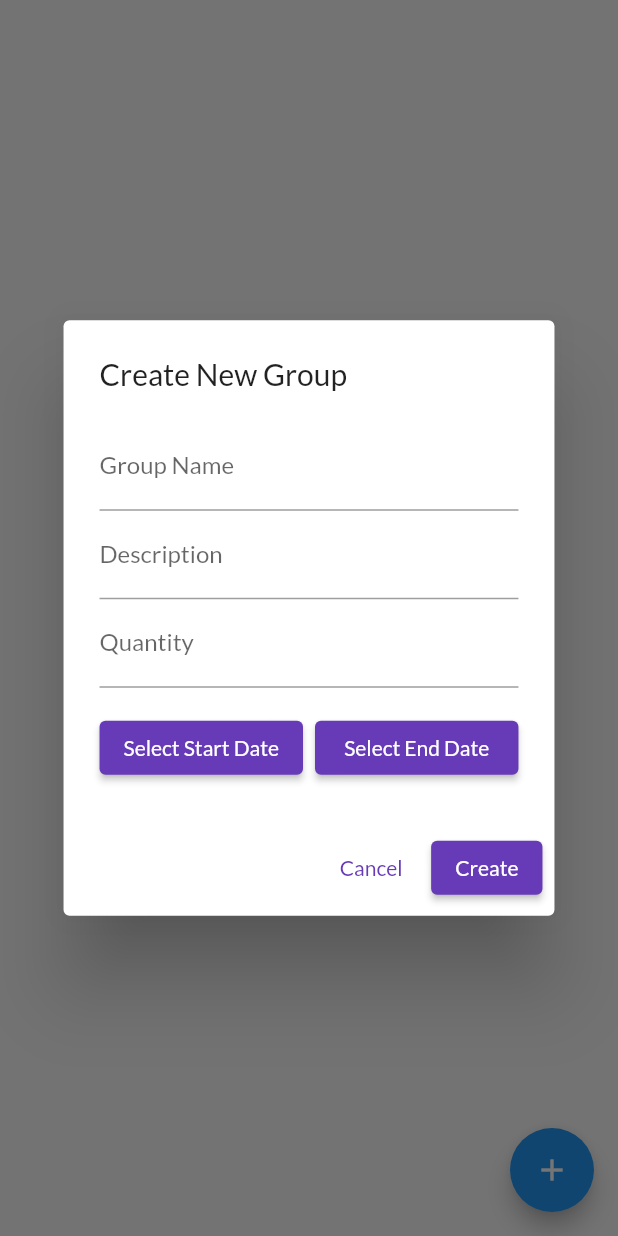
After one commit to vinhnh0715/vouch-tour-mobile, a Flutter app: the GroupPage screen opened directly, after a tap on the "add" icon, on a phone screen of 412 x 824 dp. The commit adds this screen. Run offline on Flutter 3.47's test engine with Material 2 defaults, Android fonts, the phone set to English and light mode, and no system bars; our stand-ins replace cached_network_image, firebase_auth, firebase_core, flutter_riverpod, flutter_svg, gap and 2 more; missing offline and left inert: flutter_facebook_auth; accounts and stored records are empty; network calls fail.

Commit message:
add tour manage, create tour

```diff
--- /dev/null
+++ b/lib/models/group_model.dart
@@ -0,0 +1,42 @@
+class Group {
+  final String? id;
+  final String groupName;
+  final String description;
+  final int quantity;
+  final DateTime endDate;
+  final DateTime startDate;
+  final String? menuId;
+
+  Group({
+    this.id,
+    required this.groupName,
+    required this.description,
+    required this.quantity,
+    required this.endDate,
+    required this.startDate,
+    this.menuId,
+  });
+
+  factory Group.fromJson(Map<String, dynamic> json) {
+    return Group(
+      id: json['id'],
+      groupName: json['groupName'],
+      description: json['description'],
+      quantity: json['quantity'],
+      endDate: DateTime.parse(json['endDate']),
+      startDate: DateTime.parse(json['startDate']),
+      menuId: json['menuId'],
+    );
+  }
+
+  // Serialize Group object to JSON
+  Map<String, dynamic> toJson() {
+    return {
+      'groupName': groupName,
+      'description': description,
+      'quantity': quantity,
+      'endDate': endDate.toIso8601String(),
+      'startDate': startDate.toIso8601String(),
+    };
+  }
+}
--- /dev/null
+++ b/lib/pages/main_pages/components/group_form_dialog.dart
@@ -0,0 +1,146 @@
+import 'package:flutter/material.dart';
+import 'package:intl/intl.dart';
+import 'package:vouch_tour_mobile/models/group_model.dart';
+import 'package:vouch_tour_mobile/services/api_service.dart';
+
+class GroupFormDialog extends StatefulWidget {
+  final Function(Group) onSubmit;
+
+  const GroupFormDialog({Key? key, required this.onSubmit}) : super(key: key);
+
+  @override
+  _GroupFormDialogState createState() => _GroupFormDialogState();
+}
+
+class _GroupFormDialogState extends State<GroupFormDialog> {
+  TextEditingController groupNameController = TextEditingController();
+  TextEditingController descriptionController = TextEditingController();
+  TextEditingController quantityController = TextEditingController();
+  DateTime? startDate;
+  DateTime? endDate;
+
+  Future<void> createGroup() async {
+    final groupName = groupNameController.text;
+    final description = descriptionController.text;
+    final quantity = int.tryParse(quantityController.text) ?? 0;
+
+    if (groupName.isEmpty ||
+        description.isEmpty ||
+        quantity <= 0 ||
+        startDate == null ||
+        endDate == null) {
+      ScaffoldMessenger.of(context).showSnackBar(
+        const SnackBar(content: Text('Please fill in all fields')),
+      );
+      return;
+    }
+
+    final newGroup = Group(
+      groupName: groupName,
+      description: description,
+      quantity: quantity,
+      startDate: startDate!,
+      endDate: endDate!,
+    );
+
+    try {
+      await ApiService.createGroup(newGroup);
+      ScaffoldMessenger.of(context).showSnackBar(
+        const SnackBar(content: Text('Tạo group tour thành công')),
+      );
+      widget.onSubmit(newGroup); // Call the onSubmit callback
+      Navigator.of(context).pop(true); // Pop the dialog and return true
+    } catch (e) {
+      ScaffoldMessenger.of(context).showSnackBar(
+        const SnackBar(content: Text('Tạo thất bại')),
+      );
+    }
+  }
+
+  @override
+  Widget build(BuildContext context) {
+    return AlertDialog(
+      title: const Text('Create New Group'),
+      content: SingleChildScrollView(
+        child: Column(
+          mainAxisSize: MainAxisSize.min,
+          children: [
+            TextField(
+              controller: groupNameController,
+              decoration: const InputDecoration(labelText: 'Group Name'),
+            ),
+            TextField(
+              controller: descriptionController,
+              decoration: const InputDecoration(labelText: 'Description'),
+            ),
+            TextField(
+              controller: quantityController,
+              decoration: const InputDecoration(labelText: 'Quantity'),
+              keyboardType: TextInputType.number,
+            ),
+            const SizedBox(height: 16),
+            Row(
+              children: [
+                Expanded(
+                  child: ElevatedButton(
+                    onPressed: () {
+                      showDatePicker(
+                        context: context,
+                        initialDate: DateTime.now(),
+                        firstDate: DateTime.now(),
+                        lastDate: DateTime(2100),
+                      ).then((selectedDate) {
+                        setState(() {
+                          startDate = selectedDate;
+                        });
+                      });
+                    },
+                    child: Text(
+                      startDate != null
+                          ? 'Start Date: ${DateFormat('dd/MM/yyyy').format(startDate!)}'
+                          : 'Select Start Date',
+                    ),
+                  ),
+                ),
+                const SizedBox(width: 8),
+                Expanded(
+                  child: ElevatedButton(
+                    onPressed: () {
+                      showDatePicker(
+                        context: context,
+                        initialDate: DateTime.now(),
+                        firstDate: DateTime.now(),
+                        lastDate: DateTime(2100),
+                      ).then((selectedDate) {
+                        setState(() {
+                          endDate = selectedDate;
+                        });
+                      });
+                    },
+                    child: Text(
+                      endDate != null
+                          ? 'End Date: ${DateFormat('dd/MM/yyyy').format(endDate!)}'
+                          : 'Select End Date',
+                    ),
+                  ),
+                ),
+              ],
+            ),
+          ],
+        ),
+      ),
+      actions: [
+        TextButton(
+          onPressed: () {
+            Navigator.of(context).pop(false); // Pop the dialog and return false
+          },
+          child: const Text('Cancel'),
+        ),
+        ElevatedButton(
+          onPressed: createGroup, // Call the createGroup method
+          child: const Text('Create'),
+        ),
+      ],
+    );
+  }
+}
--- /dev/null
+++ b/lib/pages/main_pages/group_page.dart
@@ -0,0 +1,176 @@
+import 'package:flutter/material.dart';
+import 'package:intl/intl.dart';
+import 'package:vouch_tour_mobile/models/group_model.dart';
+import 'package:vouch_tour_mobile/services/api_service.dart';
+import 'package:vouch_tour_mobile/pages/main_pages/components/group_form_dialog.dart';
+
+class GroupPage extends StatefulWidget {
+  @override
+  _GroupPageState createState() => _GroupPageState();
+}
+
+class _GroupPageState extends State<GroupPage> {
+  List<Group> groups = [];
+  bool isLoading = true;
+
+  @override
+  void initState() {
+    super.initState();
+    fetchGroups();
+  }
+
+  Future<void> fetchGroups() async {
+    try {
+      final fetchedGroups = await ApiService.fetchGroups();
+      setState(() {
+        groups = fetchedGroups;
+        isLoading = false;
+      });
+    } catch (e) {
+      print('Error fetching groups: $e');
+      setState(() {
+        isLoading = false;
+      });
+    }
+  }
+
+  @override
+  Widget build(BuildContext context) {
+    final screenWidth = MediaQuery.of(context).size.width;
+    final paddingValue = screenWidth * 0.1;
+
+    return Scaffold(
+      body: isLoading
+          ? const Center(
+              child: CircularProgressIndicator(),
+            )
+          : groups.isEmpty
+              ? const Center(
+                  child: Text('You have no groups available'),
+                )
+              : Padding(
+                  padding: EdgeInsets.symmetric(horizontal: paddingValue),
+                  child: ListView.builder(
+                    itemCount: groups.length,
+                    itemBuilder: (context, index) {
+                      final group = groups[index];
+                      final startDate =
+                          DateFormat('dd/MM/yyyy').format(group.startDate);
+                      final endDate = group.endDate != null
+                          ? DateFormat('dd/MM/yyyy').format(group.endDate)
+                          : 'Not yet';
+
+                      return Container(
+                        margin: const EdgeInsets.symmetric(vertical: 8.0),
+                        padding: const EdgeInsets.all(16.0),
+                        decoration: BoxDecoration(
+                          color: Colors.white,
+                          borderRadius: BorderRadius.circular(8.0),
+                          boxShadow: [
+                            BoxShadow(
+                              color: Colors.grey.withOpacity(0.3),
+                              spreadRadius: 2,
+                              blurRadius: 4,
+                              offset: const Offset(0, 2),
+                            ),
+                          ],
+                        ),
+                        child: Row(
+                          children: [
+                            Expanded(
+                              child: Column(
+                                crossAxisAlignment: CrossAxisAlignment.start,
+                                children: [
+                                  Text(
+                                    group.groupName,
+                                    style: const TextStyle(
+                                      color: Colors.blue,
+                                      fontWeight: FontWeight.bold,
+                                      fontSize: 18,
+                                    ),
+                                  ),
+                                  const SizedBox(height: 8.0),
+                                  Text('Mô tả nhóm: ${group.description}'),
+                                  Text(
+                                      'Số lượng thành viên: ${group.quantity}'),
+                                  Text('Ngày bắt đầu: $startDate'),
+                                  Text('Ngày kết thúc: $endDate'),
+                                  Text('Trạng thái: In Progress'),
+                                ],
+                              ),
+                            ),
+                            Column(
+                              children: [
+                                IconButton(
+                                  icon: const Icon(
+                                    Icons.edit,
+                                    color: Colors.grey,
+                                  ),
+                                  onPressed: () {
+                                    // Handle edit button tap
+                                    // Call the edit API and update the group
+                                  },
+                                ),
+                                IconButton(
+                                  icon: const Icon(
+                                    Icons.delete,
+                                    color: Colors.red,
+                                  ),
+                                  onPressed: () {
+                                    // Handle delete button tap
+                                    showDialog(
+                                      context: context,
+                                      builder: (context) => AlertDialog(
+                                        title: const Text('Confirm Delete'),
+                                        content: const Text(
+                                            'Are you sure you want to delete this group?'),
+                                        actions: [
+                                          TextButton(
+                                            onPressed: () {
+                                              // Call the delete API and remove the group
+                                              Navigator.pop(context);
+                                            },
+                                            child: const Text('Delete'),
+                                          ),
+                                          TextButton(
+                                            onPressed: () {
+                                              Navigator.pop(context);
+                                            },
+                                            child: const Text('Cancel'),
+                                          ),
+                                        ],
+                                      ),
+                                    );
+                                  },
+                                ),
+                              ],
+                            ),
+                          ],
+                        ),
+                      );
+                    },
+                  ),
+                ),
+      floatingActionButton: FloatingActionButton(
+        backgroundColor: Colors.blue,
+        child: const Icon(Icons.add),
+        onPressed: () {
+          showDialog(
+            context: context,
+            builder: (context) => GroupFormDialog(
+              onSubmit: (newGroup) {
+                setState(() {
+                  groups.add(newGroup);
+                });
+              },
+            ),
+          ).then((value) {
+            if (value != null && value) {
+              fetchGroups();
+            }
+          });
+        },
+      ),
+    );
+  }
+}
--- a/lib/pages/main_pages/home_page.dart
+++ b/lib/pages/main_pages/home_page.dart
@@ -2,6 +2,7 @@ import 'package:flutter/material.dart';
 import 'package:flutter_riverpod/flutter_riverpod.dart';
 import 'package:vouch_tour_mobile/pages/main_pages/cart_page.dart';
 import 'package:vouch_tour_mobile/pages/main_pages/category_list_page.dart';
+import 'package:vouch_tour_mobile/pages/main_pages/group_page.dart';
 import 'package:vouch_tour_mobile/pages/main_pages/tour_page.dart';
 import 'package:vouch_tour_mobile/pages/main_pages/profile_page.dart';
 //import 'package:vouch_tour_mobile/utils/drawer.dart';
@@ -35,7 +36,7 @@ class _HomePageState extends State<HomePage> {
       child: Scaffold(
         appBar: AppBar(
           automaticallyImplyLeading: false,
-          title: const Text("Tour Assist System"),
+          title: const Text("Hệ thống hỗ trợ TourGuide"),
           centerTitle: true,
           actions: [
             IconButton(
@@ -110,7 +111,8 @@ class _HomePageState extends State<HomePage> {
                   const ProviderScope(
                     child: CartPage(),
                   ),
-                  CategoryListPage(),
+                  //CategoryListPage(),
+                  GroupPage(),
                   //const TourPage(),
                   //CategorySearchPage(),
                   const ProviderScope(
--- a/lib/services/api_service.dart
+++ b/lib/services/api_service.dart
@@ -1,5 +1,6 @@
 import 'package:http/http.dart' as http;
 import 'package:vouch_tour_mobile/models/cart_model.dart';
+import 'package:vouch_tour_mobile/models/group_model.dart';
 import 'dart:convert';
 import 'package:vouch_tour_mobile/models/product_model.dart';
 import 'package:vouch_tour_mobile/models/category_model.dart' as CategoryModel;
@@ -164,4 +165,44 @@ class ApiService {
 
     return response.statusCode;
   }
+
+  // ========================= GROUPS API ==============================
+  static Future<List<Group>> fetchGroups() async {
+    String jwtToken = ApiService.jwtToken;
+    if (jwtToken.isEmpty) {
+      jwtToken = await ApiService.fetchJwtToken(ApiService.currentEmail);
+    }
+
+    final url = Uri.parse('${baseUrl}groups');
+    final response = await http.get(url, headers: {
+      'Authorization': 'Bearer $jwtToken',
+    });
+
+    if (response.statusCode == 200) {
+      final List<dynamic> groupsJson = json.decode(response.body);
+      return groupsJson.map((json) => Group.fromJson(json)).toList();
+    } else {
+      throw Exception('Failed to fetch groups');
+    }
+  }
+
+  // Create group
+  static Future<void> createGroup(Group group) async {
+    String jwtToken = ApiService.jwtToken;
+    if (jwtToken.isEmpty) {
+      jwtToken = await ApiService.fetchJwtToken(ApiService.currentEmail);
+    }
+
+    final url = Uri.parse('${baseUrl}groups');
+    final body = jsonEncode(group.toJson());
+
+    await http.post(
+      url,
+      headers: {
+        'Content-Type': 'application/json',
+        'Authorization': 'Bearer $jwtToken',
+      },
+      body: body,
+    );
+  }
 }
--- a/pubspec.yaml
+++ b/pubspec.yaml
@@ -53,6 +53,7 @@ dependencies:
   flutter_staggered_grid_view: ^0.6.2
   flutter_riverpod: ^2.3.3
   gap: ^2.0.1
+  intl: ^0.18.1
 
 dev_dependencies:
   flutter_test:
```
Also changed, not shown: lib/pages/main_pages/cart_page.dart (+25 -8 lines), pubspec.lock.
